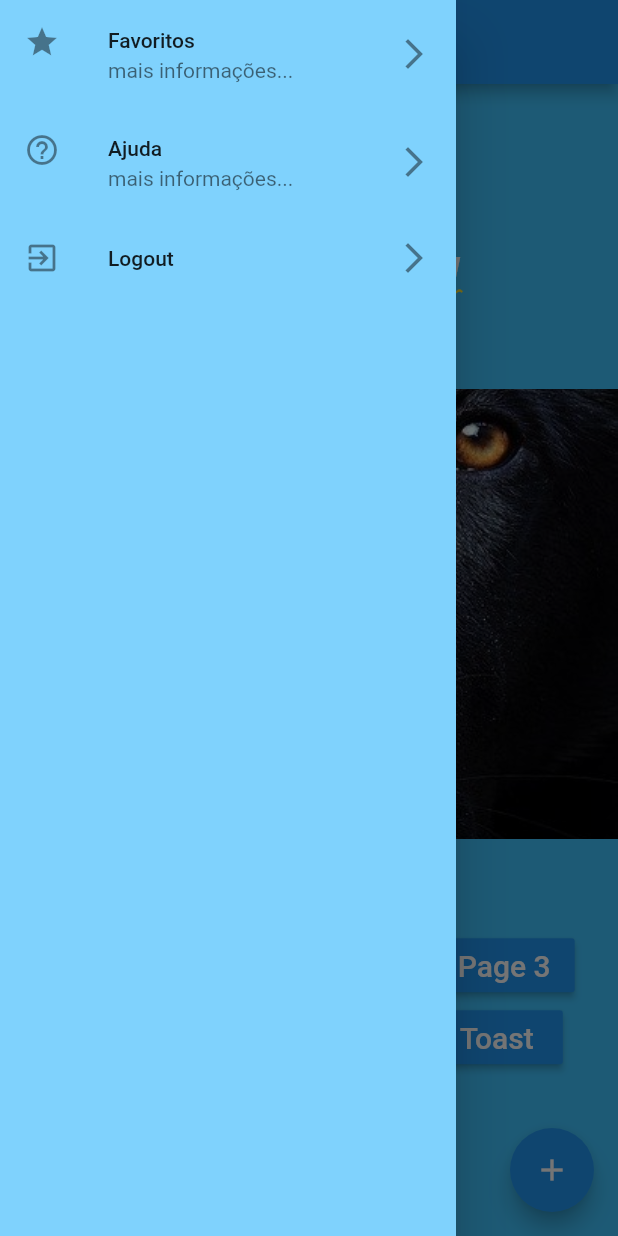
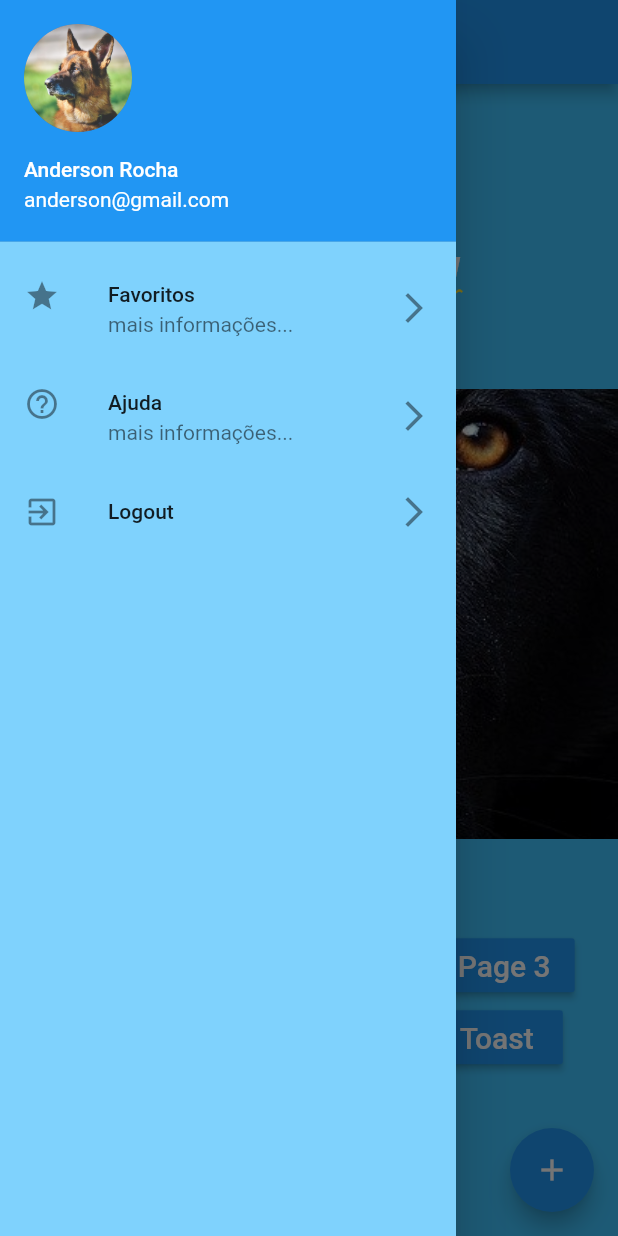
Before and after one commit to Ancora/flutterEssencialBasicWidgets, a Flutter app: the screen it shows after launch, with the side drawer open, on a phone screen of 412 x 824 dp. Run offline on Flutter 3.47's test engine with Material 2 defaults, Android fonts, the phone set to English and light mode, and no system bars; our stand-ins replace fluttertoast.

Commit message:
073-MatDesign/UserAc...D...Header.

```diff
--- a/lib/drawer_list.dart
+++ b/lib/drawer_list.dart
@@ -8,6 +8,13 @@ class DrawerList extends StatelessWidget {
         color: Color.fromRGBO(3, 169, 255, 0.5),
         child: ListView(
           children: <Widget>[
+            UserAccountsDrawerHeader(
+              accountName: Text('Anderson Rocha'),
+              accountEmail: Text('anderson@gmail.com'),
+              currentAccountPicture: CircleAvatar(
+                backgroundImage: AssetImage('assets/images/schafer.jpg'),
+              ),
+            ),
             ListTile(
               leading: Icon(Icons.star),
               title: Text('Favoritos'),
```
